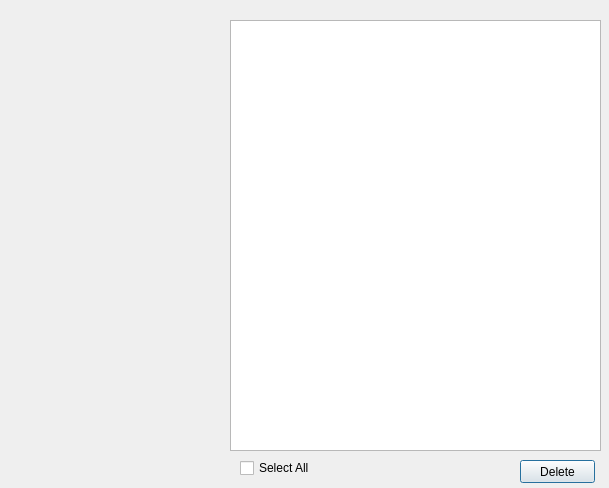
Before: the Qt Designer form download/devmanagerdialog.ui in whittmy/ManaHelper, drawn with Qt 5.
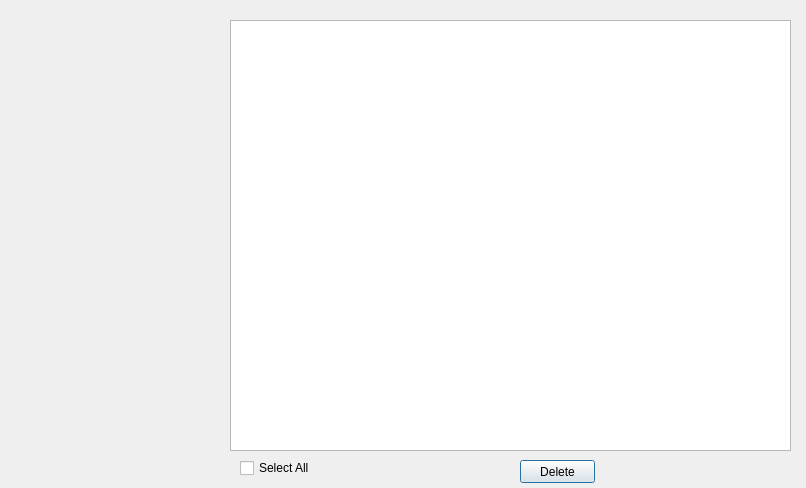
After: the same form once the commit is applied.

Patch:
```diff
--- a/download/devmanagerdialog.ui
+++ b/download/devmanagerdialog.ui
@@ -6,10 +6,22 @@
    <rect>
     <x>0</x>
     <y>0</y>
-    <width>609</width>
+    <width>806</width>
     <height>488</height>
    </rect>
   </property>
+  <property name="sizePolicy">
+   <sizepolicy hsizetype="Minimum" vsizetype="Minimum">
+    <horstretch>0</horstretch>
+    <verstretch>0</verstretch>
+   </sizepolicy>
+  </property>
+  <property name="minimumSize">
+   <size>
+    <width>806</width>
+    <height>488</height>
+   </size>
+  </property>
   <property name="windowTitle">
    <string>Dialog</string>
   </property>
@@ -18,10 +30,22 @@
     <rect>
      <x>230</x>
      <y>20</y>
-     <width>371</width>
+     <width>561</width>
      <height>431</height>
     </rect>
    </property>
+   <property name="sizePolicy">
+    <sizepolicy hsizetype="Minimum" vsizetype="Minimum">
+     <horstretch>0</horstretch>
+     <verstretch>0</verstretch>
+    </sizepolicy>
+   </property>
+   <property name="minimumSize">
+    <size>
+     <width>561</width>
+     <height>431</height>
+    </size>
+   </property>
   </widget>
   <widget class="QCheckBox" name="chkbtn_sel">
    <property name="geometry">
```
